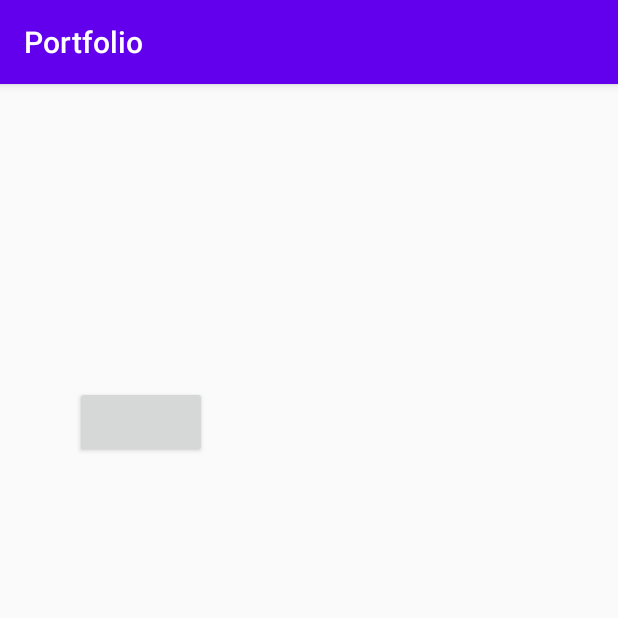
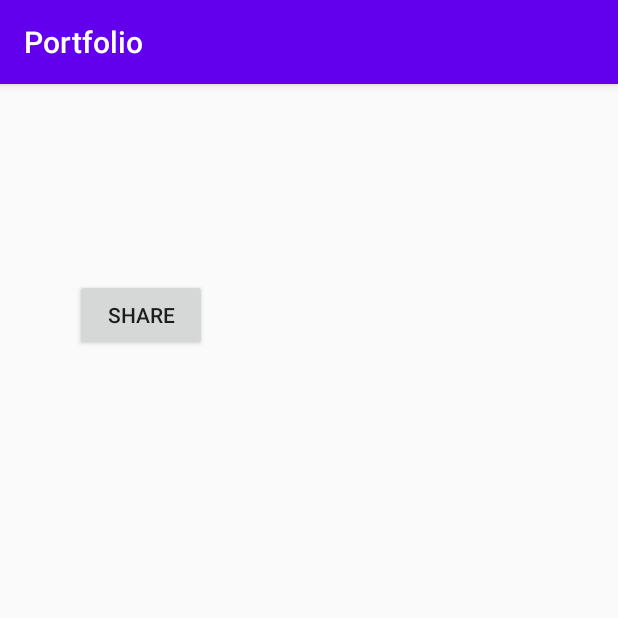
Before and after one commit to Trewep/Portfolio, an Android app: the DetailActivity screen opened directly, with no data from a screen before it, on a phone screen of 412 x 824 dp, the top half of it. Run offline under Robolectric (Android 15) with nearby library versions, the phone set to English and light mode, and no system bars; network calls fail.

Commit message:
12th commit
Recycler View working with all context but second screen doesn't work and share button doesn't work

```diff
--- a/app/src/main/java/be/trewep/portfolio/DetailActivity.java
+++ b/app/src/main/java/be/trewep/portfolio/DetailActivity.java
@@ -5,6 +5,8 @@ import androidx.appcompat.app.AppCompatActivity;
 import android.content.Intent;
 import android.icu.text.CaseMap;
 import android.os.Bundle;
+import android.view.View;
+import android.widget.Button;
 import android.widget.ShareActionProvider;
 import android.widget.TextView;
 
@@ -14,7 +16,7 @@ import static be.trewep.portfolio.MainActivity.EXTRA_TAG;
 import static be.trewep.portfolio.MainActivity.EXTRA_TITLE;
 
 public class DetailActivity extends AppCompatActivity {
-
+    Button link;
     @Override
     protected void onCreate(Bundle savedInstanceState) {
         super.onCreate(savedInstanceState);
@@ -31,10 +33,11 @@ public class DetailActivity extends AppCompatActivity {
         TextView textViewTag = findViewById(R.id.text_view_tag_detail);
         TextView textViewLink = findViewById(R.id.text_view_link_detail);
 
-
         textViewTitle.setText(title);
         textViewOmschrijving.setText(omschrijving);
         textViewTag.setText(tag);
         textViewLink.setText(link);
+
+
     }
 }
--- a/app/src/main/java/be/trewep/portfolio/MainActivity.java
+++ b/app/src/main/java/be/trewep/portfolio/MainActivity.java
@@ -14,6 +14,7 @@ import android.view.MenuInflater;
 import android.view.MenuItem;
 import android.view.View;
 import android.widget.AdapterView;
+import android.widget.Button;
 import android.widget.TextView;
 
 import com.android.volley.Request;
@@ -39,6 +40,7 @@ public class MainActivity extends AppCompatActivity implements portfolioAdapter.
     public static final String EXTRA_TAG ="tag";
     public static final String EXTRA_LINK = "link";
 
+
     private RecyclerView mRecyclerView;
     private portfolioAdapter mPortfolioAdapter;
     private ArrayList<portfolioItem> mPortfolioList;
@@ -57,6 +59,7 @@ public class MainActivity extends AppCompatActivity implements portfolioAdapter.
 
         mRequestQueue = Volley.newRequestQueue(this);
         parseJSON();
+
 
     }
 
@@ -108,5 +111,7 @@ public class MainActivity extends AppCompatActivity implements portfolioAdapter.
         detailIntent.putExtra(EXTRA_OMSCHRIJVING, clickedItem.getOmschrijving());
         detailIntent.putExtra(EXTRA_TAG, clickedItem.getTag());
         detailIntent.putExtra(EXTRA_LINK, clickedItem.getLink());
+
     }
+
 }
--- a/app/src/main/res/layout/activity_detail.xml
+++ b/app/src/main/res/layout/activity_detail.xml
@@ -13,7 +13,7 @@
         android:layout_width="wrap_content"
         android:layout_height="wrap_content"
         android:text="Title"
-        android:textSize="100dp"
+        android:textSize="40dp"
         android:layout_marginStart="20dp" />
 
     <TextView
@@ -21,7 +21,7 @@
         android:layout_width="wrap_content"
         android:layout_height="wrap_content"
         android:text="Omschrijving"
-        android:textSize="30dp"
+        android:textSize="20dp"
         android:layout_marginStart="20dp" />
 
     <TextView
@@ -29,14 +29,21 @@
         android:layout_width="wrap_content"
         android:layout_height="wrap_content"
         android:text="tags"
-        android:textSize="20dp"
+        android:textSize="15dp"
         android:layout_marginStart="20dp" />
 
-    <Button
+    <TextView
         android:id="@+id/text_view_link_detail"
         android:layout_width="wrap_content"
         android:layout_height="wrap_content"
+        android:text="dit is de link die gedeeld wordt"
+        android:textSize="20dp"
+        android:layout_marginStart="20dp"
+        android:visibility="invisible"/>
+    <Button
+        android:id="@+id/share"
+        android:layout_width="wrap_content"
+        android:layout_height="wrap_content"
         android:text="SHARE"
-        android:textSize="20dp"
         android:layout_marginStart="50dp"/>
 </LinearLayout>
```
Also changed, not shown: app/src/main/res/layout/portfolioitem.xml (+11 -4 lines).
